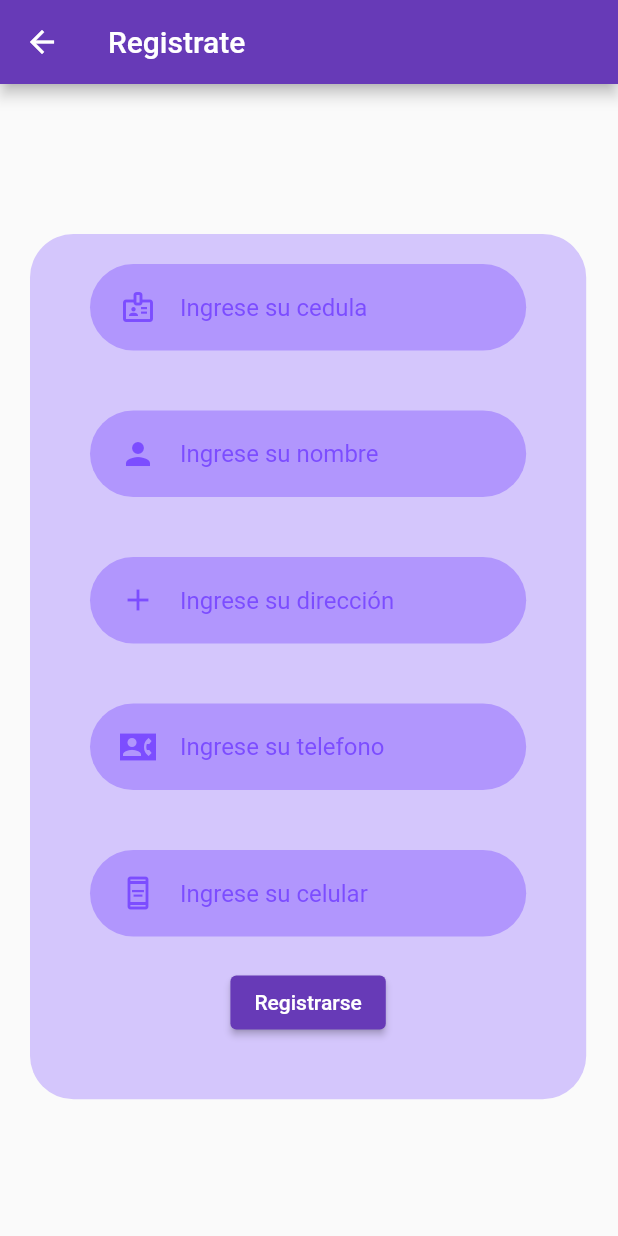
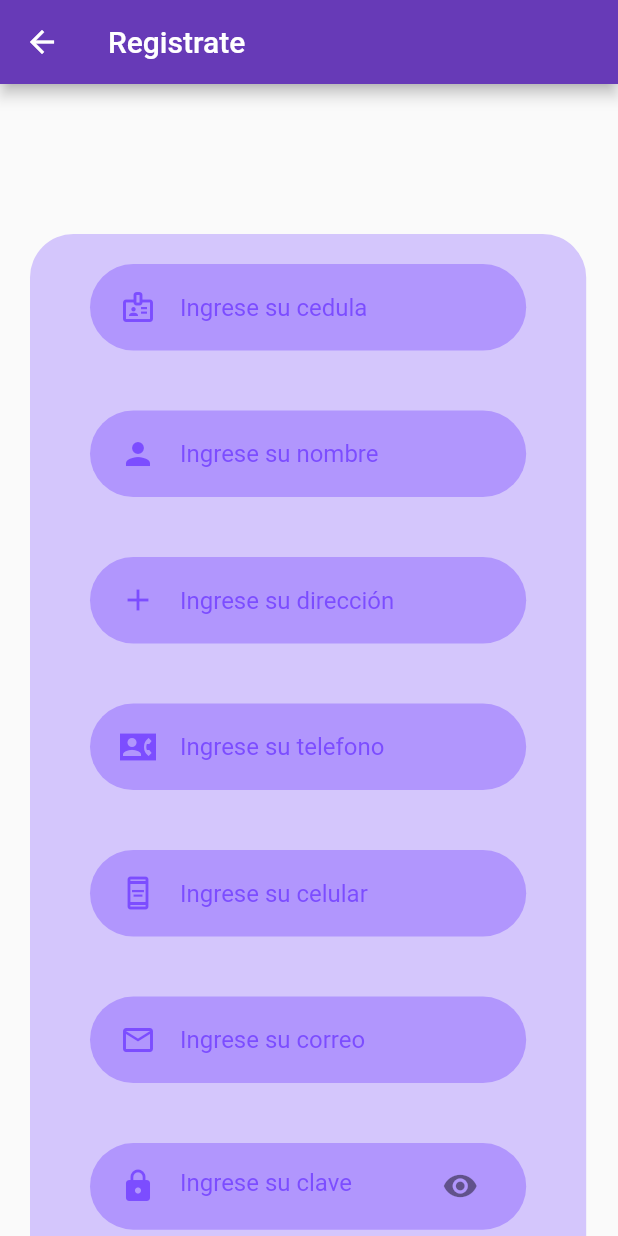
Before and after one commit to caom312/neighborshop, a Flutter app: the screen it shows after launch, in the side drawer, after a tap on "Registrarse", on a phone screen of 412 x 824 dp. Run offline on Flutter 3.47's test engine with Material 2 defaults, Android fonts, the phone set to English and light mode, and no system bars; our stand-ins replace cloud_firestore, firebase_core, fluttertoast; accounts and stored records are empty.

Commit message:
Validaciones en la pagina de registro, ajustes en la direccion por caterios , pantalla de la descripcion del producto ( no culminada ).

```diff
--- a/lib/main.dart
+++ b/lib/main.dart
@@ -209,13 +209,13 @@ class body extends StatelessWidget {
               Row(
                 children: [
                   categoria(imagen: "assets/imagenes/006.png", texto: "FERRETERIA",controla: "ferreteria"),
-                  categoria(imagen: "assets/imagenes/007.png", texto: "COMIDAS",controla: "comidas"),
+                  categoria(imagen: "assets/imagenes/007.png", texto: "COMIDAS",controla: "comida"),
                 ],
               ),
               Row(
                 children: [
                   categoria(imagen: "assets/imagenes/008.png", texto: "PELUQUERIA",controla: "peluqueria"),
-                  categoria(imagen: "assets/imagenes/009.png", texto: "PAPELERIA",controla: "papeledia"),
+                  categoria(imagen: "assets/imagenes/009.png", texto: "PAPELERIA",controla: "papeleria"),
                 ],
               ),
 
--- a/lib/negocios.dart
+++ b/lib/negocios.dart
@@ -37,7 +37,7 @@ class _negociosState extends State<negocios> {
   Widget build(BuildContext context) {
     return Scaffold(
       appBar: AppBar(
-        title: Text("Pantalla Negocios"),
+        title: Text("Negocios de " + widget.datos),
       ),
 
       body:ListView.builder(
--- a/lib/registro.dart
+++ b/lib/registro.dart
@@ -16,6 +16,8 @@ class _registroState extends State<registro> {
   final direccion = TextEditingController();
   final telefono = TextEditingController();
   final celular = TextEditingController();
+  final correo = TextEditingController();
+  final clave = TextEditingController();
 
   void limpiar(){
     cedula.text = "";
@@ -23,6 +25,8 @@ class _registroState extends State<registro> {
     direccion.text = "";
     telefono.text = "";
     celular.text = "";
+    correo.text = "";
+    clave.text = "";
   }
 
   CollectionReference clientes = FirebaseFirestore.instance.collection("Clientes");
@@ -40,7 +44,7 @@ class _registroState extends State<registro> {
             Container(
               alignment: Alignment.center,
               margin: EdgeInsets.symmetric(horizontal: 20, vertical: 100),
-              height: size.height * 0.7,
+              height: size.height * 0.95,
               width: size.width * 0.9,
               decoration: BoxDecoration(
                 color: Colors.deepPurpleAccent.withOpacity(0.3),
@@ -53,15 +57,18 @@ class _registroState extends State<registro> {
                     campoTexto(texto: "Ingrese su dirección", icono: Icons.add, vertical: 20, control: direccion,),
                     campoTexto(texto: "Ingrese su telefono", icono: Icons.contact_phone_sharp, vertical: 20, control: telefono,),
                     campoTexto(texto: "Ingrese su celular", icono: Icons.aod_outlined, vertical: 20, control: celular,),
+                    campoTexto(texto: "Ingrese su correo", icono: Icons.email_outlined, vertical: 20, control: correo),
+                    campoClave(texto: "Ingrese su clave", icono: Icons.lock, vertical: 20, control: clave),
+
                     ElevatedButton(
                         onPressed: () async {
-                          if(cedula.text.isEmpty || nombre.text.isEmpty || direccion.text.isEmpty || telefono.text.isEmpty || celular.text.isEmpty){
+                          if(cedula.text.isEmpty || nombre.text.isEmpty || direccion.text.isEmpty || telefono.text.isEmpty || celular.text.isEmpty || correo.text.isEmpty || clave.text.isEmpty){
                             print("Llene los espacios");
-                            Fluttertoast.showToast(msg: "Campos vacios", toastLength: Toast.LENGTH_LONG, gravity: ToastGravity.CENTER, backgroundColor: Colors.deepPurple, textColor: Colors.white, fontSize: 30);
+                            toast("Campos vacios");
                           }else{
                             QuerySnapshot existe = await clientes.where(FieldPath.documentId, isEqualTo: cedula.text).get();
                             if(existe.docs.length>0){
-                              Fluttertoast.showToast(msg: "La cedula ya existe", toastLength: Toast.LENGTH_LONG, gravity: ToastGravity.CENTER, backgroundColor: Colors.deepPurple);
+                              toast("La cedula ya existe");
                               limpiar();
                             }else{
                             clientes.doc(cedula.text).set({
@@ -73,9 +80,9 @@ class _registroState extends State<registro> {
                             QuerySnapshot existe = await clientes.where(FieldPath.documentId, isEqualTo: cedula.text).get();
                             limpiar();
                             if(existe.docs.length>0) {
-                              Fluttertoast.showToast(msg: "Cliente registrado", toastLength: Toast.LENGTH_LONG, gravity: ToastGravity.CENTER);
+                              toast("Cliente registrado");
                             }else{
-                              Fluttertoast.showToast(msg: "Cliente no registrado", toastLength: Toast.LENGTH_LONG, gravity: ToastGravity.CENTER);
+                              toast("Cliente no registrado");
 
                             }
                             }
@@ -90,6 +97,9 @@ class _registroState extends State<registro> {
         ),
       ),
     );
+  }
+  void jojo(){
+
   }
 }
 
@@ -136,3 +146,62 @@ class campoTexto extends StatelessWidget {
     );
   }
 }
+
+class campoClave extends StatelessWidget {
+  const campoClave({
+    Key? key,
+    required this.texto,
+    required this.icono,
+    required this.vertical,
+    required this.control,
+
+  }) : super(key: key);
+
+  final String texto;
+  final IconData icono;
+  final double vertical;
+  final TextEditingController control;
+
+  @override
+  Widget build(BuildContext context) {
+    //bool esconder = true;
+    Size size = MediaQuery.of(context).size;
+    return Container(
+      alignment: Alignment.center,
+      margin: EdgeInsets.symmetric(horizontal: 40, vertical: vertical),
+      padding: EdgeInsets.symmetric(horizontal: 20),
+      width: size.width * 0.8,
+      height: size.height * 0.07,
+      decoration: BoxDecoration(
+        color: Colors.deepPurpleAccent.withOpacity(0.4),
+        borderRadius: BorderRadius.circular(29),
+      ),
+      child: TextField(
+        obscureText: true,
+        controller: control,
+        decoration: InputDecoration(
+          hintText: texto,
+          suffixIcon: InkWell(
+              //onTap: mostrarClave,
+              child: Icon(Icons.visibility)),
+          hintStyle: TextStyle(
+              color: Colors.deepPurpleAccent
+          ),
+          icon: Icon(icono, color: Colors.deepPurpleAccent,),
+          enabledBorder: InputBorder.none,
+          focusedBorder: InputBorder.none,
+        ),
+      ),
+    );
+  }
+}
+
+
+void toast(dato)=> Fluttertoast.showToast(
+    msg: dato,
+    toastLength: Toast.LENGTH_LONG,
+    gravity: ToastGravity.CENTER,
+    backgroundColor: Colors.deepPurple,
+    textColor: Colors.white,
+    fontSize: 20,
+);
```
Also changed, not shown: lib/descripcionPro.dart (added, +24 -0 lines), lib/productos.dart (+11 -3 lines).
